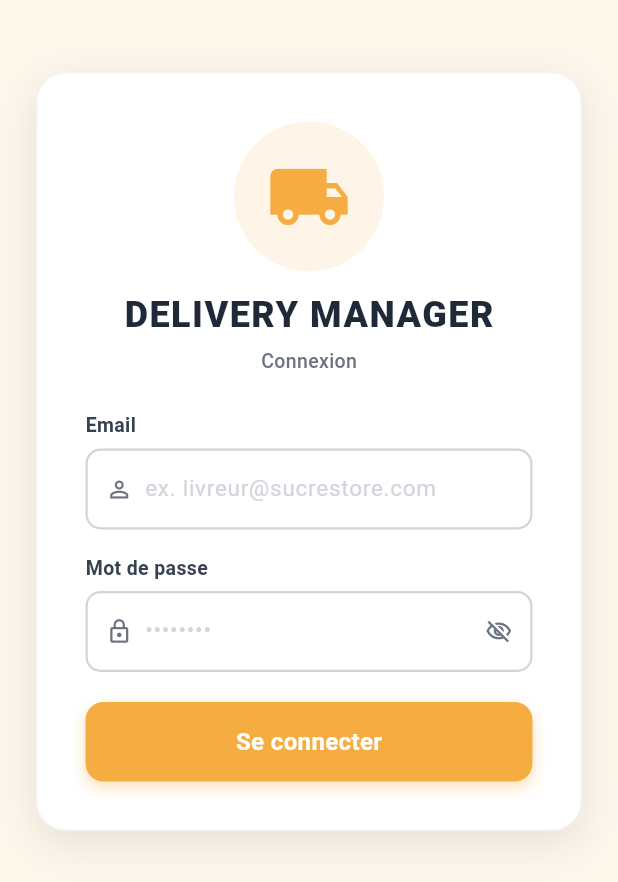
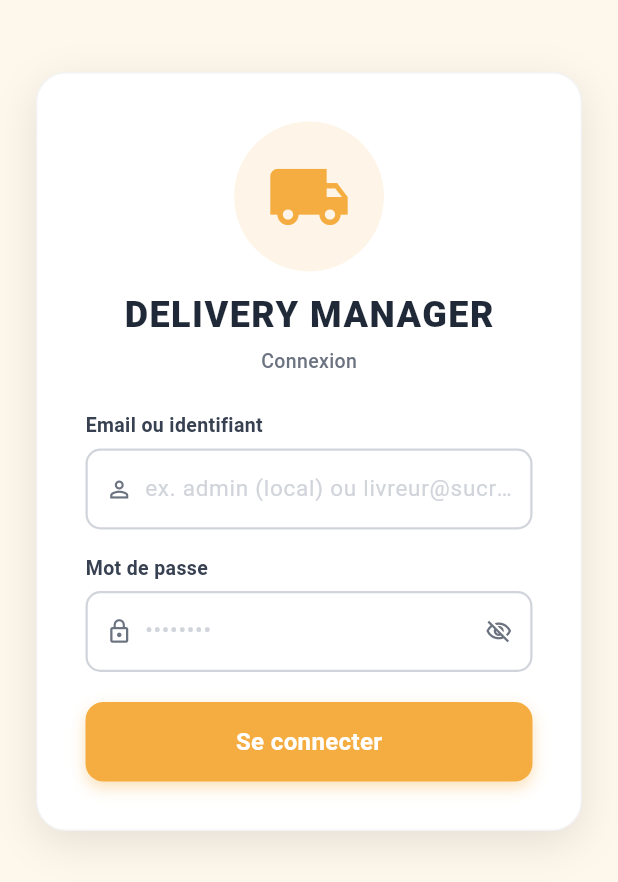
Before and after one commit to Kamal19612/SPIRIT-LIVRAISON, a Flutter app: the screen it shows after launch, after a tap on the "visibility" icon, on a phone screen of 412 x 824 dp. Shown: the top 882 px of the screen. Run offline on Flutter 3.47's test engine with Material 3 defaults, Android fonts, the phone set to English and light mode, and no system bars; our stand-ins replace cached_network_image, dio, flutter_local_notifications, flutter_secure_storage, geolocator, image_picker and 3 more; missing offline and left inert: google_mlkit_text_recognition; accounts and stored records are empty.

Commit message:
correction avec compte defaut

```diff
--- a/lib/config/app_config.dart
+++ b/lib/config/app_config.dart
@@ -1,6 +1,10 @@
 class AppConfig {
   static const String dbName    = 'delivery_manager.db';
   static const int    dbVersion = 6;
+
+  /// Compte administrateur SQLite (réassuré au démarrage si absent).
+  static const String defaultLocalAdminUsername = 'admin';
+  static const String defaultLocalAdminPassword = 'admin123';
 
   // Valeurs par défaut (écrasées par app_config en base)
   static const String defaultAppName      = 'Delivery Manager';
--- a/lib/database/local_database.dart
+++ b/lib/database/local_database.dart
@@ -4,6 +4,7 @@ import 'package:crypto/crypto.dart';
 import 'package:sqflite_common_ffi/sqflite_ffi.dart';
 import 'package:path/path.dart';
 import '../config/app_config.dart';
+import '../models/user_model.dart';
 
 class LocalDatabase {
   LocalDatabase._();
@@ -166,8 +167,8 @@ class LocalDatabase {
 
     // ── Seed : compte admin ──────────────────────────────────────────────────
     await db.insert('users', {
-      'username': 'admin',
-      'password': _hash('admin123'),
+      'username': AppConfig.defaultLocalAdminUsername,
+      'password': _hash(AppConfig.defaultLocalAdminPassword),
       'role': 'ADMIN',
       'active': 1,
     });
@@ -264,4 +265,55 @@ class LocalDatabase {
   Future<void> clearOrders() async {
     await db.delete('orders');
   }
+
+  /// Garantit le compte admin (et livreur démo) en base pour les installs / migrations anciennes.
+  Future<void> ensureDefaultLocalAccounts() async {
+    final database = db;
+    Future<void> ensureUser({
+      required String username,
+      required String plainPassword,
+      required String role,
+    }) async {
+      final existing = await database.query(
+        'users',
+        where: 'username = ?',
+        whereArgs: [username],
+        limit: 1,
+      );
+      if (existing.isNotEmpty) return;
+      await database.insert('users', {
+        'username': username,
+        'password': _hash(plainPassword),
+        'role': role,
+        'active': 1,
+      });
+    }
+
+    await ensureUser(
+      username: AppConfig.defaultLocalAdminUsername,
+      plainPassword: AppConfig.defaultLocalAdminPassword,
+      role: 'ADMIN',
+    );
+    await ensureUser(
+      username: 'livreur',
+      plainPassword: 'livreur123',
+      role: 'DELIVERY_AGENT',
+    );
+  }
+
+  Future<UserModel?> authenticateLocalUser(
+    String username,
+    String plainPassword,
+  ) async {
+    final rows = await db.query(
+      'users',
+      where: 'username = ? AND password = ?',
+      whereArgs: [username, _hash(plainPassword)],
+      limit: 1,
+    );
+    if (rows.isEmpty) return null;
+    final row = rows.first;
+    if ((row['active'] as int? ?? 1) != 1) return null;
+    return UserModel.fromSqlite(row);
+  }
 }
--- a/lib/main.dart
+++ b/lib/main.dart
@@ -17,6 +17,7 @@ void main() async {
   WidgetsFlutterBinding.ensureInitialized();
 
   await LocalDatabase.instance.init();
+  await LocalDatabase.instance.ensureDefaultLocalAccounts();
   await NotificationService.instance.init();
 
   final authProvider = AuthProvider();
--- a/lib/screens/login_screen.dart
+++ b/lib/screens/login_screen.dart
@@ -103,11 +103,11 @@ class _LoginScreenState extends State<LoginScreen> {
                           _buildErrorBlock(errorMsg),
                           const SizedBox(height: 16),
                         ],
-                        _buildLabel('Email'),
+                        _buildLabel('Email ou identifiant'),
                         const SizedBox(height: 6),
                         _buildTextField(
                           controller: _usernameController,
-                          hint: 'ex. livreur@sucrestore.com',
+                          hint: 'ex. admin (local) ou livreur@sucrestore.com',
                           icon: Icons.person_outline,
                         ),
                         const SizedBox(height: 16),
--- a/lib/services/auth_service.dart
+++ b/lib/services/auth_service.dart
@@ -1,5 +1,6 @@
 import 'dart:convert';
 import 'package:flutter_secure_storage/flutter_secure_storage.dart';
+import '../database/local_database.dart';
 import '../models/user_model.dart';
 import 'supabase_app_client.dart';
 
@@ -9,11 +10,23 @@ class AuthService {
 
   final _storage = const FlutterSecureStorage();
   static const _sessionKey = 'supabase_session_json';
+  static const _localSessionKey = 'local_delivery_user_json';
 
   Future<UserModel> login(String email, String password) async {
+    final trimmed = email.trim();
+    final localUser =
+        await LocalDatabase.instance.authenticateLocalUser(trimmed, password);
+    if (localUser != null) {
+      await _storage.delete(key: _sessionKey);
+      await _persistLocalSession(localUser);
+      return localUser;
+    }
+
     final client = await SupabaseAppClient.instance.client();
+    await _storage.delete(key: _localSessionKey);
+
     final res = await client.auth.signInWithPassword(
-      email: email.trim(),
+      email: trimmed,
       password: password,
     );
 
@@ -50,7 +63,39 @@ class AuthService {
     final storeUserId = (row['store_user_id'] as num).toInt();
     final role = (row['role']?.toString() ?? 'DELIVERY_AGENT').toUpperCase();
 
-    return UserModel(id: storeUserId, username: email.trim(), role: role);
+    return UserModel(id: storeUserId, username: trimmed, role: role);
+  }
+
+  Future<void> _persistLocalSession(UserModel user) async {
+    await _storage.write(
+      key: _localSessionKey,
+      value: jsonEncode({
+        'id': user.id,
+        'username': user.username,
+        'role': user.role,
+      }),
+    );
+  }
+
+  Future<UserModel?> _tryRestoreLocalSession() async {
+    final raw = await _storage.read(key: _localSessionKey);
+    if (raw == null || raw.isEmpty) return null;
+    try {
+      final map = jsonDecode(raw) as Map<String, dynamic>;
+      final id = (map['id'] as num).toInt();
+      final rows = await LocalDatabase.instance.db.query(
+        'users',
+        where: 'id = ?',
+        whereArgs: [id],
+        limit: 1,
+      );
+      if (rows.isEmpty) return null;
+      final row = rows.first;
+      if ((row['active'] as int? ?? 1) != 1) return null;
+      return UserModel.fromSqlite(row);
+    } catch (_) {
+      return null;
+    }
   }
 
   Future<void> logout() async {
@@ -59,9 +104,13 @@ class AuthService {
       await client.auth.signOut();
     } catch (_) {}
     await _storage.delete(key: _sessionKey);
+    await _storage.delete(key: _localSessionKey);
   }
 
   Future<UserModel?> tryRestoreSession() async {
+    final local = await _tryRestoreLocalSession();
+    if (local != null) return local;
+
     final raw = await _storage.read(key: _sessionKey);
     if (raw == null || raw.isEmpty) return null;
     try {
```
Also changed, not shown: 1 other file.
